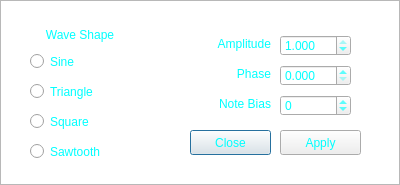
Old version of the form basicgenersettings.ui in the repository TheDaemoness/Soundbench.
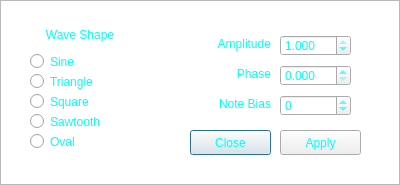
New version of the form. Icons and pictures are not drawn.

Commit message: Significantly improved the code quality of the Synth class; added an oval wave to the Basic generator.

```diff
--- a/basicgenersettings.ui
+++ b/basicgenersettings.ui
@@ -121,7 +121,7 @@
    <property name="geometry">
     <rect>
      <x>30</x>
-     <y>80</y>
+     <y>70</y>
      <width>91</width>
      <height>23</height>
     </rect>
@@ -134,7 +134,7 @@
    <property name="geometry">
     <rect>
      <x>30</x>
-     <y>110</y>
+     <y>90</y>
      <width>91</width>
      <height>23</height>
     </rect>
@@ -147,7 +147,7 @@
    <property name="geometry">
     <rect>
      <x>30</x>
-     <y>140</y>
+     <y>110</y>
      <width>101</width>
      <height>23</height>
     </rect>
@@ -367,6 +367,22 @@
 }</string>
    </property>
   </widget>
+  <widget class="QRadioButton" name="ovalWave">
+   <property name="enabled">
+    <bool>true</bool>
+   </property>
+   <property name="geometry">
+    <rect>
+     <x>30</x>
+     <y>130</y>
+     <width>101</width>
+     <height>23</height>
+    </rect>
+   </property>
+   <property name="text">
+    <string>Oval</string>
+   </property>
+  </widget>
   <zorder>backdrop</zorder>
   <zorder>sineWave</zorder>
   <zorder>triangleWave</zorder>
@@ -381,6 +397,7 @@
   <zorder>applyButton</zorder>
   <zorder>freqBiasLabel</zorder>
   <zorder>noteBiasBox</zorder>
+  <zorder>ovalWave</zorder>
  </widget>
  <resources>
   <include location="sbMainResources.qrc"/>
```
The commit also changes 19 other files.
